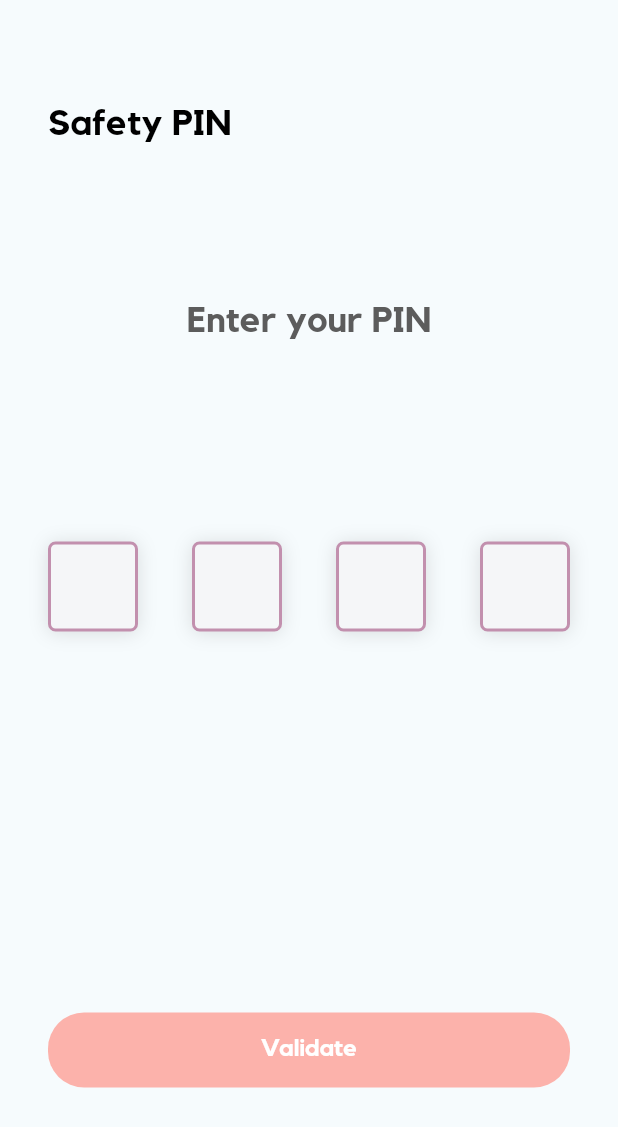
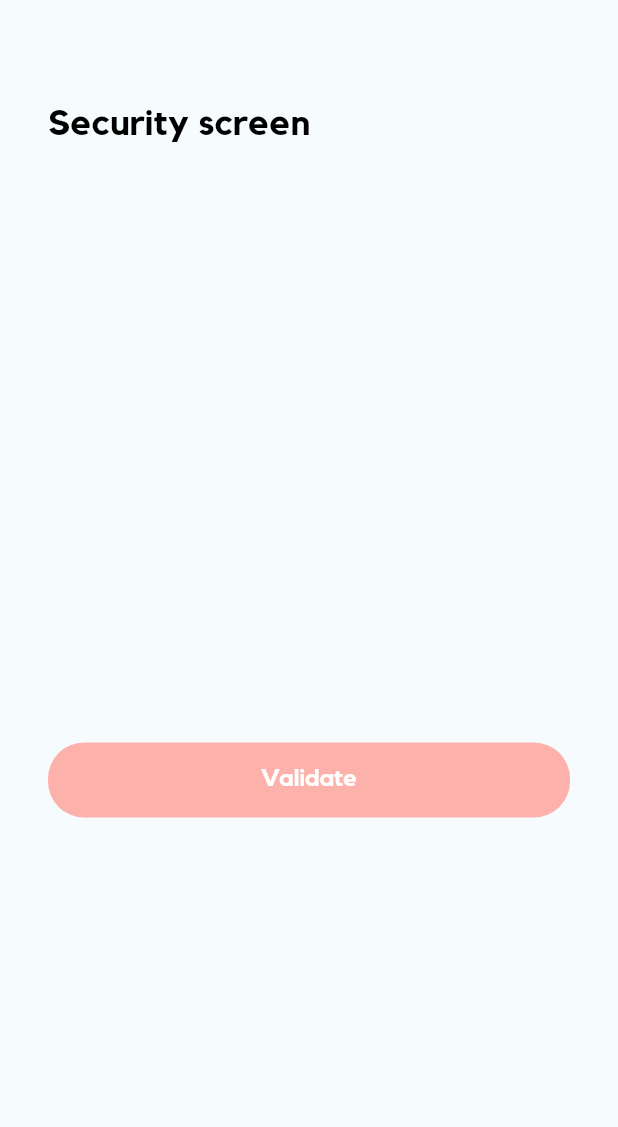
Before and after one commit to diegofca/fiico, a Flutter app: the PinCodeUnlockPage screen opened directly, on a phone screen of 412 x 824 dp. Shown: the top 1127 px of the screen. Run offline on Flutter 3.47's test engine with Material 2 defaults, Android fonts, the phone set to English and light mode, and no system bars; drawn by our look-alikes of loader_overlay, overlay_support, pin_code_fields; our stand-ins replace animated_text_kit, bloc, bloc_concurrency, cached_network_image, chat_bubbles, cloud_firestore and 29 more; missing offline and left inert: currency_picker, facebook_audience_network, firebase_in_app_messaging, flutter_app_badger, flutter_date_pickers, flutter_facebook_login and 7 more; accounts and stored records are empty; project files that could hold a hidden picture were left out.

Commit message:
feat: mejoras finales de ios

```diff
--- a/assets/locales/en-US.json
+++ b/assets/locales/en-US.json
@@ -307,5 +307,6 @@
     "add_new_expense": "Add new expense",
     "daily_expenses": "Daily expenses",
     "added_by": "Added by:",
-    "remember_that_after_adding_your_expense": "Remember that after adding your expense, you will not be able to delete it."
+    "remember_that_after_adding_your_expense": "Remember that after adding your expense, you will not be able to delete it.",
+    "security_page": "Security screen"
 }
--- a/assets/locales/es-SP.json
+++ b/assets/locales/es-SP.json
@@ -307,5 +307,6 @@
     "add_new_expense": "Agregar nuevo gasto",
     "daily_expenses": "Gastos diarios",
     "added_by": "Agregado por:",
-    "remember_that_after_adding_your_expense": "Recuerda que despues de agregado tu gasto, no podrás eliminarlo."
+    "remember_that_after_adding_your_expense": "Recuerda que despues de agregado tu gasto, no podrás eliminarlo.",
+    "security_page": "Pantalla de seguridad"
 }
--- a/lib/helpers/manager/localizable_manager.dart
+++ b/lib/helpers/manager/localizable_manager.dart
@@ -326,4 +326,5 @@ class FiicoLocale {
   final addedBy = "added_by".tr();
   final rememberThatAfterAddingYourExpense =
       "remember_that_after_adding_your_expense".tr();
+  final securityPage = "security_page".tr();
 }
--- a/lib/modules/createBudget/bloc/create_budget_bloc.dart
+++ b/lib/modules/createBudget/bloc/create_budget_bloc.dart
@@ -5,6 +5,8 @@ import 'package:control/models/fiico_icon.dart';
 import 'package:control/models/movement.dart';
 import 'package:control/models/user.dart';
 import 'package:control/modules/createBudget/repository/create_budget_repository.dart';
+import 'package:control/modules/defaultsMovement/repository/daily_debts/default_daily_debt_movement.dart';
+import 'package:control/modules/defaultsMovement/repository/debts/groups/default_debts_home_list.dart';
 import 'package:currency_picker/currency_picker.dart';
 import 'package:equatable/equatable.dart';
 
--- a/lib/modules/createBudget/bloc/create_budget_state.dart
+++ b/lib/modules/createBudget/bloc/create_budget_state.dart
@@ -75,7 +75,7 @@ class CreateBudgetState extends Equatable {
     }
 
     if (removedMovement != null) {
-      newMovements.remove(removedMovement);
+      newMovements.removeWhere((e) => e.id == removedMovement.id);
     }
 
     return CreateBudgetState(
--- a/lib/modules/defaultsMovement/repository/daily_debts/default_daily_debt_movement.dart
+++ b/lib/modules/defaultsMovement/repository/daily_debts/default_daily_debt_movement.dart
@@ -7,10 +7,11 @@ import 'package:material_design_icons_flutter/material_design_icons_flutter.dart
 import 'package:uuid/uuid.dart';
 
 class DailyDebtsMovements {
+  static final _id = const Uuid().v1();
   // Gastos Diarios
   static Movement daily(Budget budget) {
     return Movement(
-      id: const Uuid().v1(),
+      id: _id,
       name: FiicoLocale().dailyExpenses,
       value: null,
       createdAt: Timestamp.now(),
--- a/lib/modules/home/bloc/home_state.dart
+++ b/lib/modules/home/bloc/home_state.dart
@@ -20,7 +20,8 @@ class HomeState extends Equatable {
   final bool? showTutorial;
 
   @override
-  List<Object> get props => [status, budgets ?? []];
+  List<Object?> get props =>
+      [status, budgets, budgetSelected, removedMovement, showTutorial, filter];
 
   HomeState copyWith({
     HomeStatus? status,
--- a/lib/modules/pinCodeUnlock/view/pincode_unlock_page.dart
+++ b/lib/modules/pinCodeUnlock/view/pincode_unlock_page.dart
@@ -23,7 +23,7 @@ class PinCodeUnlockPage extends StatelessWidget {
     return Scaffold(
       backgroundColor: FiicoColors.grayBackground,
       appBar: GenericAppBar(
-        text: FiicoLocale().securityPinTitle,
+        text: FiicoLocale().securityPage,
         textColor: FiicoColors.black,
         isShowBack: false,
       ),
--- a/lib/modules/pinCodeUnlock/view/pincode_unlock_success_view.dart
+++ b/lib/modules/pinCodeUnlock/view/pincode_unlock_success_view.dart
@@ -61,7 +61,9 @@ class PinCodeUnlockSuccessViewState extends State<PinCodeUnlockSuccessView> {
   }
 
   Widget _pinCodeView(BuildContext context) {
-    return PinCodeTextField(
+    return Visibility(
+      visible: widget.userPinCode?.isNotEmpty ?? false,
+      child: PinCodeTextField(
         appContext: context,
         length: 4,
         obscuringWidget: const Icon(
@@ -98,11 +100,14 @@ class PinCodeUnlockSuccessViewState extends State<PinCodeUnlockSuccessView> {
         ],
         onCompleted: (pinCode) => _changePinCode(context, pinCode),
         onChanged: (value) {},
+      ),
     );
   }
 
   Widget _titlePinCodeView() {
-    return Container(
+    return Visibility(
+      visible: widget.userPinCode?.isNotEmpty ?? false,
+      child: Container(
         padding: const EdgeInsets.only(
           right: FiicoPaddings.sixteen,
           left: FiicoPaddings.sixteen,
@@ -113,6 +118,7 @@ class PinCodeUnlockSuccessViewState extends State<PinCodeUnlockSuccessView> {
           _titleStatusChangePin(),
           style: Style.title,
           maxLines: FiicoMaxLines.four,
+        ),
       ),
     );
   }
--- a/lib/modules/splash/view/splash_page.dart
+++ b/lib/modules/splash/view/splash_page.dart
@@ -76,8 +76,11 @@ class SplashPageView extends StatelessWidget {
   void _processLogged(BuildContext context) async {
     final user = await Preferences.get.getUser();
     final activePinCode = user?.securityCode?.isNotEmpty ?? false;
+    final activeBiometric = user?.authBiometric ?? false;
+    final activeSecurity = activePinCode || activeBiometric;
+
     final page =
-        activePinCode ? PinCodeUnlockPage(user: user) : MenuPage(user: user);
+        activeSecurity ? PinCodeUnlockPage(user: user) : MenuPage(user: user);
     FiicoRoute.sendFade(context, page);
     Smartlook.startRecording();
     BadgeManager.removeBadge();
```
Also changed, not shown: lib/modules/createBudget/view/create_budget_success_view.dart (+16 -14 lines), lib/modules/home/view/home_page.dart (+9 -3 lines), 1 other file. Lines whose indentation alone changed are shown as unchanged.
